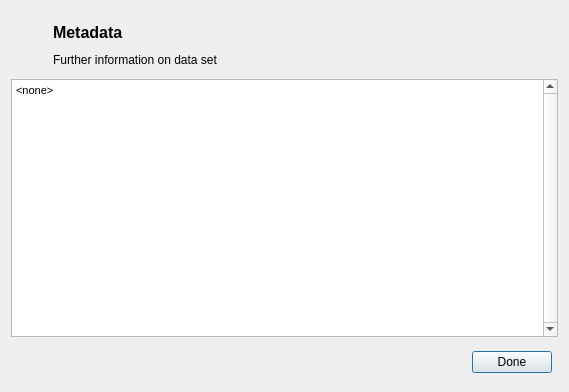
Above: gui/metadatadialog.ui from petermbach/urbanbeats-pss before the change. Below: the same form after it.
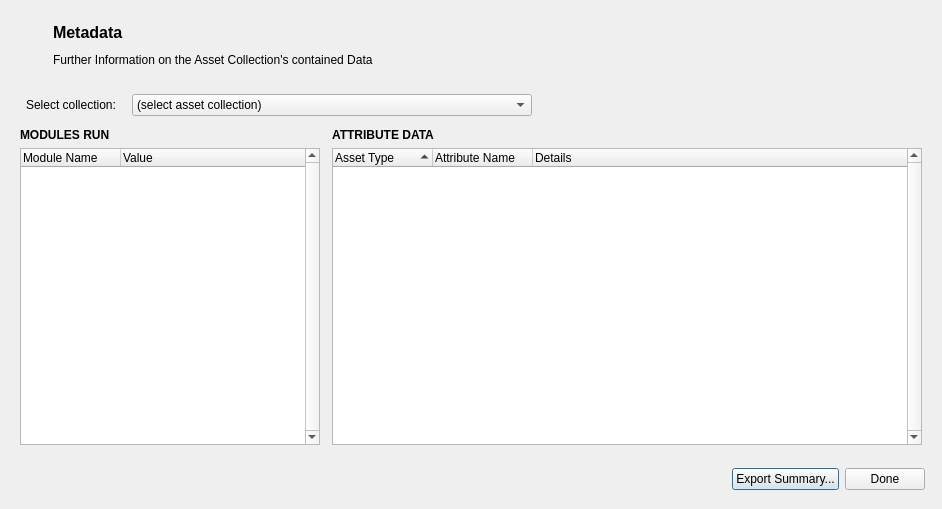
That is the form after the change. Icons and pictures are not drawn.

Commit message: Some aesthetic updates to the main GUI and updating the Metadata dialog to begin linking for easier handling of asset information.

```diff
--- a/gui/metadatadialog.ui
+++ b/gui/metadatadialog.ui
@@ -6,8 +6,8 @@
    <rect>
     <x>0</x>
     <y>0</y>
-    <width>569</width>
-    <height>392</height>
+    <width>942</width>
+    <height>509</height>
    </rect>
   </property>
   <property name="windowTitle">
@@ -81,7 +81,7 @@
       <item row="1" column="1">
        <widget class="QLabel" name="subtitle">
         <property name="text">
-         <string>Further information on data set</string>
+         <string>Further Information on the Asset Collection's contained Data</string>
         </property>
        </widget>
       </item>
@@ -89,20 +89,154 @@
     </widget>
    </item>
    <item>
-    <widget class="QTextEdit" name="metadataView">
-     <property name="verticalScrollBarPolicy">
-      <enum>Qt::ScrollBarAlwaysOn</enum>
+    <widget class="QWidget" name="widget" native="true">
+     <property name="sizePolicy">
+      <sizepolicy hsizetype="Expanding" vsizetype="Expanding">
+       <horstretch>0</horstretch>
+       <verstretch>0</verstretch>
+      </sizepolicy>
      </property>
-     <property name="readOnly">
-      <bool>true</bool>
-     </property>
-     <property name="html">
-      <string>&lt;!DOCTYPE HTML PUBLIC &quot;-//W3C//DTD HTML 4.0//EN&quot; &quot;http://www.w3.org/TR/REC-html40/strict.dtd&quot;&gt;
-&lt;html&gt;&lt;head&gt;&lt;meta name=&quot;qrichtext&quot; content=&quot;1&quot; /&gt;&lt;style type=&quot;text/css&quot;&gt;
-p, li { white-space: pre-wrap; }
-&lt;/style&gt;&lt;/head&gt;&lt;body style=&quot; font-family:'MS Shell Dlg 2'; font-size:8.25pt; font-weight:400; font-style:normal;&quot;&gt;
-&lt;p style=&quot; margin-top:0px; margin-bottom:0px; margin-left:0px; margin-right:0px; -qt-block-indent:0; text-indent:0px;&quot;&gt;&lt;span style=&quot; font-size:8pt;&quot;&gt;&amp;lt;none&amp;gt;&lt;/span&gt;&lt;/p&gt;&lt;/body&gt;&lt;/html&gt;</string>
-     </property>
+     <layout class="QGridLayout" name="gridLayout">
+      <item row="2" column="2">
+       <widget class="QTreeWidget" name="attributes_list">
+        <property name="verticalScrollBarPolicy">
+         <enum>Qt::ScrollBarAlwaysOn</enum>
+        </property>
+        <property name="sortingEnabled">
+         <bool>true</bool>
+        </property>
+        <property name="wordWrap">
+         <bool>true</bool>
+        </property>
+        <column>
+         <property name="text">
+          <string>Asset Type</string>
+         </property>
+        </column>
+        <column>
+         <property name="text">
+          <string>Attribute Name</string>
+         </property>
+        </column>
+        <column>
+         <property name="text">
+          <string>Details</string>
+         </property>
+        </column>
+       </widget>
+      </item>
+      <item row="2" column="0">
+       <widget class="QTreeWidget" name="module_list">
+        <property name="maximumSize">
+         <size>
+          <width>300</width>
+          <height>16777215</height>
+         </size>
+        </property>
+        <property name="verticalScrollBarPolicy">
+         <enum>Qt::ScrollBarAlwaysOn</enum>
+        </property>
+        <column>
+         <property name="text">
+          <string notr="true">Module Name</string>
+         </property>
+        </column>
+        <column>
+         <property name="text">
+          <string>Value</string>
+         </property>
+        </column>
+       </widget>
+      </item>
+      <item row="1" column="0">
+       <widget class="QLabel" name="module_title">
+        <property name="text">
+         <string>&lt;html&gt;&lt;head/&gt;&lt;body&gt;&lt;p&gt;&lt;span style=&quot; font-weight:600;&quot;&gt;MODULES RUN&lt;/span&gt;&lt;/p&gt;&lt;/body&gt;&lt;/html&gt;</string>
+        </property>
+       </widget>
+      </item>
+      <item row="1" column="2">
+       <widget class="QLabel" name="attributes_title">
+        <property name="text">
+         <string>&lt;html&gt;&lt;head/&gt;&lt;body&gt;&lt;p&gt;&lt;span style=&quot; font-weight:600;&quot;&gt;ATTRIBUTE DATA&lt;/span&gt;&lt;/p&gt;&lt;/body&gt;&lt;/html&gt;</string>
+        </property>
+       </widget>
+      </item>
+      <item row="0" column="0" colspan="3">
+       <widget class="QWidget" name="gridname_widget" native="true">
+        <layout class="QGridLayout" name="gridLayout_7">
+         <property name="leftMargin">
+          <number>6</number>
+         </property>
+         <property name="topMargin">
+          <number>6</number>
+         </property>
+         <property name="rightMargin">
+          <number>6</number>
+         </property>
+         <property name="bottomMargin">
+          <number>6</number>
+         </property>
+         <item row="0" column="1">
+          <widget class="QComboBox" name="assetcol_combo">
+           <property name="minimumSize">
+            <size>
+             <width>400</width>
+             <height>0</height>
+            </size>
+           </property>
+           <property name="maximumSize">
+            <size>
+             <width>16777215</width>
+             <height>16777215</height>
+            </size>
+           </property>
+           <item>
+            <property name="text">
+             <string>(select asset collection)</string>
+            </property>
+           </item>
+          </widget>
+         </item>
+         <item row="0" column="0">
+          <widget class="QLabel" name="gridname_lbl">
+           <property name="minimumSize">
+            <size>
+             <width>100</width>
+             <height>0</height>
+            </size>
+           </property>
+           <property name="maximumSize">
+            <size>
+             <width>100</width>
+             <height>16777215</height>
+            </size>
+           </property>
+           <property name="whatsThis">
+            <string>Width of the square cell in the city grid in metres</string>
+           </property>
+           <property name="text">
+            <string>Select collection:</string>
+           </property>
+          </widget>
+         </item>
+         <item row="0" column="2">
+          <spacer name="horizontalSpacer_2">
+           <property name="orientation">
+            <enum>Qt::Horizontal</enum>
+           </property>
+           <property name="sizeHint" stdset="0">
+            <size>
+             <width>40</width>
+             <height>20</height>
+            </size>
+           </property>
+          </spacer>
+         </item>
+        </layout>
+       </widget>
+      </item>
+     </layout>
     </widget>
    </item>
    <item>
@@ -145,6 +279,17 @@
         </property>
        </spacer>
       </item>
+      <item>
+       <widget class="QPushButton" name="export_button">
+        <property name="text">
+         <string>Export Summary...</string>
+        </property>
+        <property name="icon">
+         <iconset resource="../../../Dropbox/01_URBANBEATS/Development/graphics/ubeats.qrc">
+          <normaloff>:/icons/export-icon.png</normaloff>:/icons/export-icon.png</iconset>
+        </property>
+       </widget>
+      </item>
       <item>
        <widget class="QPushButton" name="done_button">
         <property name="text">
```
Left out of the diff: 6 changed lines with no effect on the pictures. The commit also changes 3 other files.
